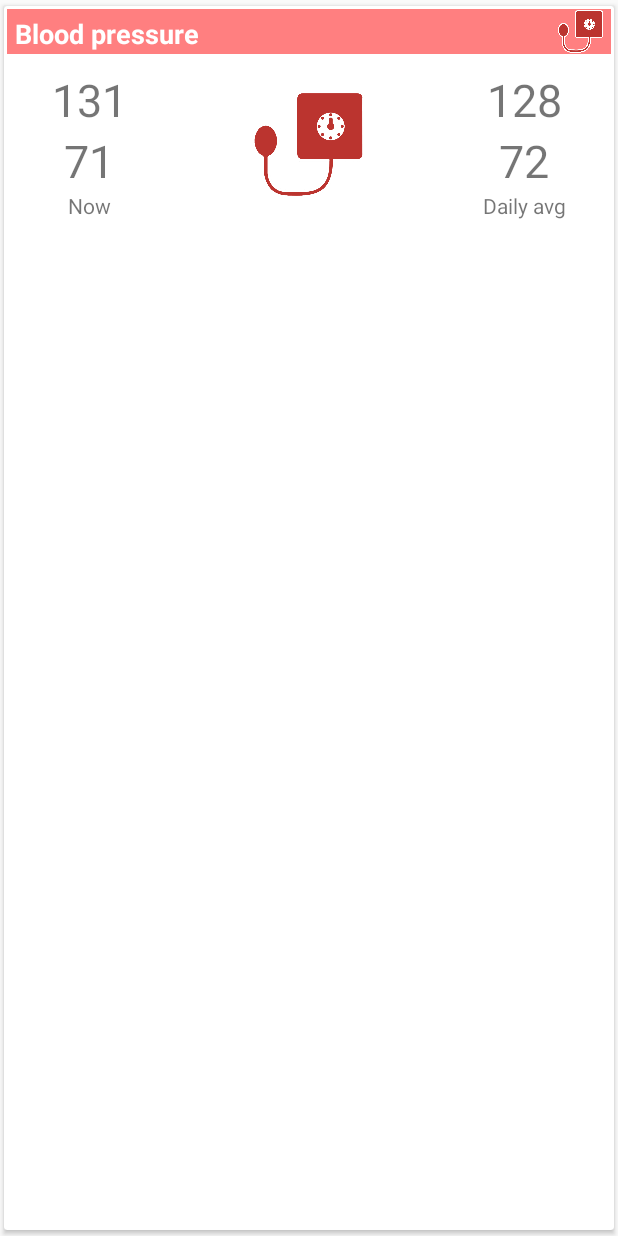
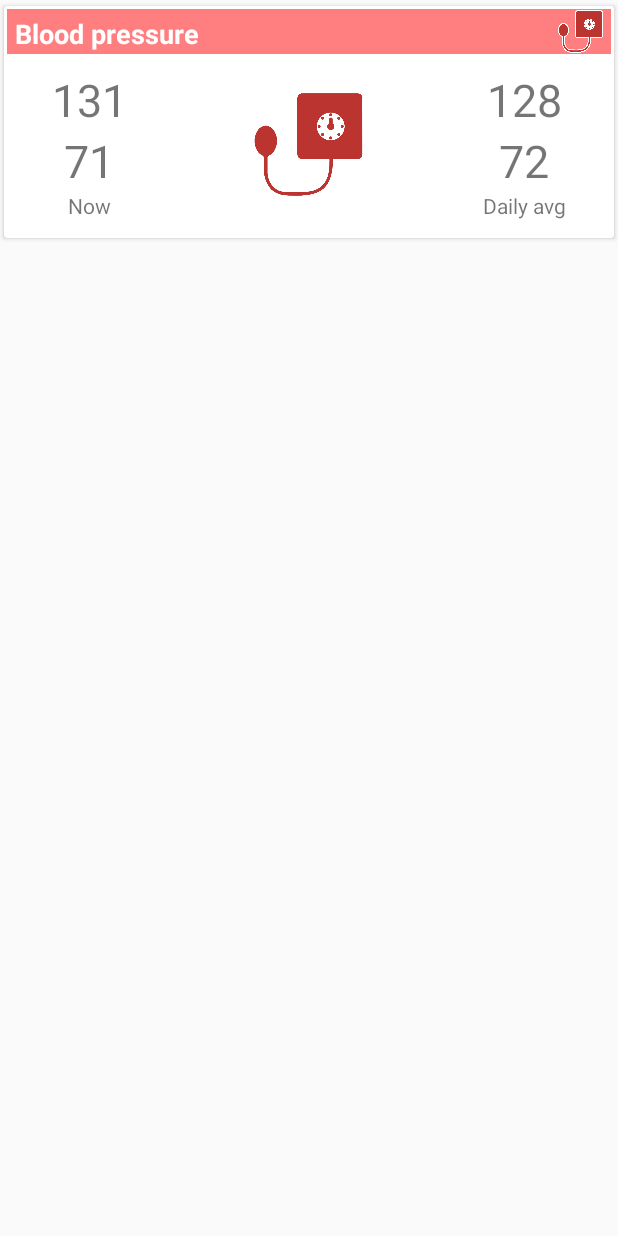
Before and after one commit to SimonLeppanen/MedApp, an Android app: the layout card_bp.xml on its own in the app's theme, with its tools: preview values and no code run, on a phone screen of 412 x 824 dp. Run offline under Robolectric (Android 15) with nearby library versions, the phone set to English and light mode, and no system bars.

Commit message:
Heart layout, temp, bp_2

```diff
--- a/app/src/main/res/layout/card_bp.xml
+++ b/app/src/main/res/layout/card_bp.xml
@@ -4,12 +4,14 @@
     xmlns:app="http://schemas.android.com/apk/res-auto"
     app:cardUseCompatPadding="true"
     android:layout_width="match_parent"
-    android:layout_height="match_parent">
+    android:layout_height="wrap_content"
+    >
 
     <LinearLayout
         android:layout_width="match_parent"
         android:layout_height="wrap_content"
-        android:orientation="vertical">
+        android:orientation="vertical"
+        android:layout_marginBottom="10dp">
         <LinearLayout
             android:layout_width="match_parent"
             android:layout_height="wrap_content"
```
